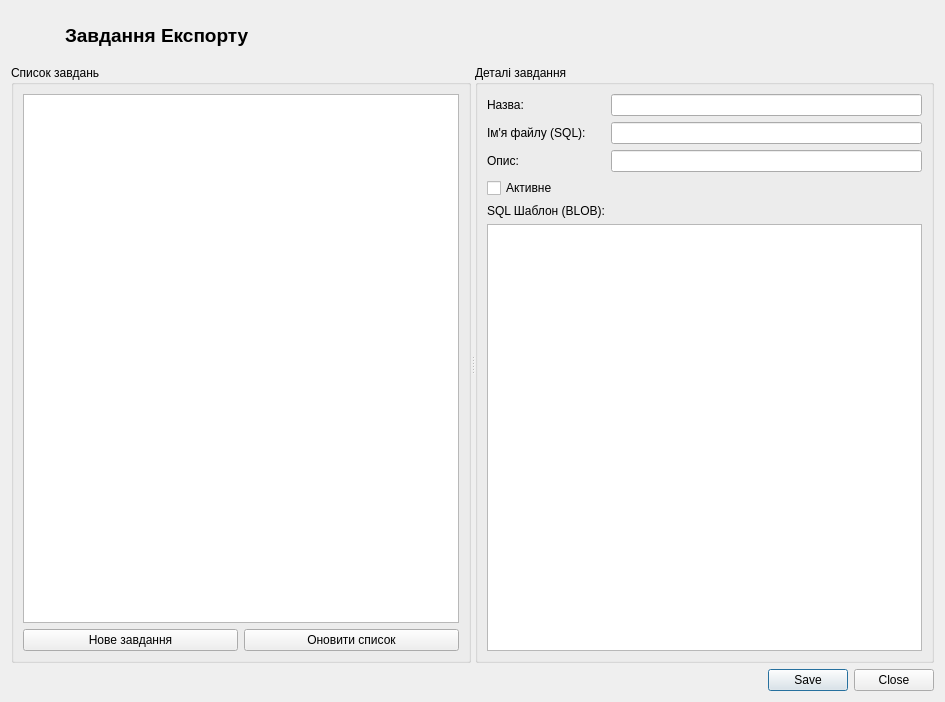
Above: Gandalf/Settings/exporttasksdialog.ui from rust3128/WhiteTower before the change. Below: the same form after it.
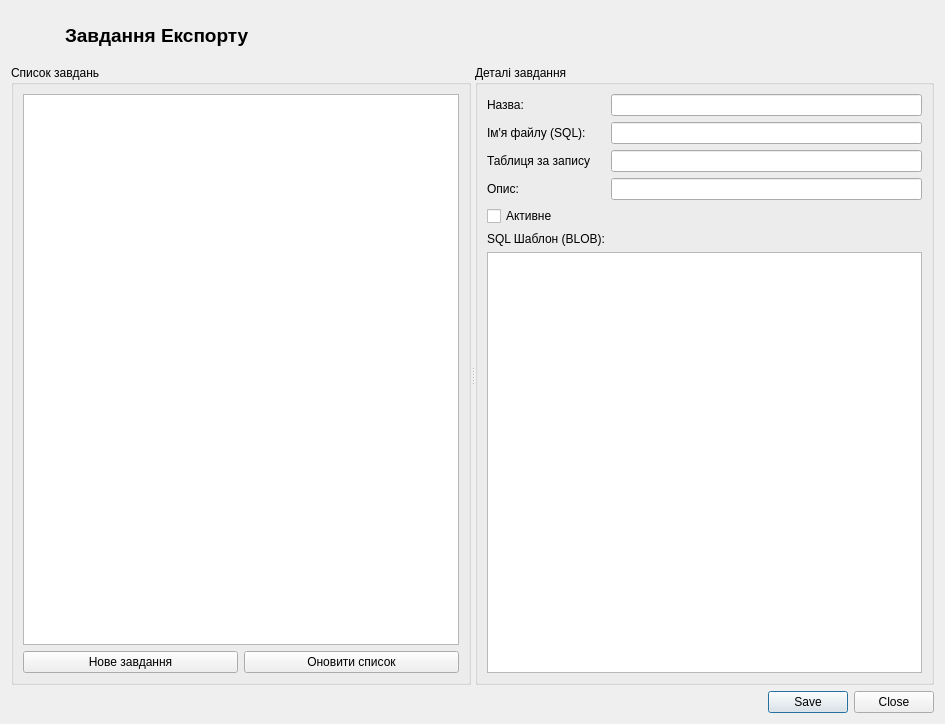
That is the form after the change. Icons and pictures are not drawn.

```diff
--- a/Gandalf/Settings/exporttasksdialog.ui
+++ b/Gandalf/Settings/exporttasksdialog.ui
@@ -7,7 +7,7 @@
     <x>0</x>
     <y>0</y>
     <width>945</width>
-    <height>702</height>
+    <height>724</height>
    </rect>
   </property>
   <property name="windowTitle">
@@ -93,16 +93,16 @@
        <string>Деталі завдання</string>
       </property>
       <layout class="QGridLayout" name="gridLayout_3">
-       <item row="0" column="0">
-        <widget class="QLabel" name="label_2">
+       <item row="3" column="1">
+        <widget class="QLineEdit" name="lineEditDescription"/>
+       </item>
+       <item row="4" column="0" colspan="2">
+        <widget class="QCheckBox" name="checkBoxIsActive">
          <property name="text">
-          <string>Назва:</string>
+          <string>Активне</string>
          </property>
         </widget>
        </item>
-       <item row="0" column="1">
-        <widget class="QLineEdit" name="lineEditTaskName"/>
-       </item>
        <item row="1" column="0">
         <widget class="QLabel" name="label_3">
          <property name="text">
@@ -110,35 +110,45 @@
          </property>
         </widget>
        </item>
-       <item row="1" column="1">
-        <widget class="QLineEdit" name="lineEditQueryFilename"/>
+       <item row="6" column="0" colspan="2">
+        <widget class="QPlainTextEdit" name="plainTextEditSQL"/>
        </item>
-       <item row="2" column="0">
+       <item row="3" column="0">
         <widget class="QLabel" name="label_4">
          <property name="text">
           <string>Опис:</string>
          </property>
         </widget>
        </item>
-       <item row="2" column="1">
-        <widget class="QLineEdit" name="lineEditDescription"/>
-       </item>
-       <item row="3" column="0" colspan="2">
-        <widget class="QCheckBox" name="checkBoxIsActive">
+       <item row="0" column="0">
+        <widget class="QLabel" name="label_2">
          <property name="text">
-          <string>Активне</string>
+          <string>Назва:</string>
          </property>
         </widget>
        </item>
-       <item row="4" column="0">
+       <item row="5" column="0">
         <widget class="QLabel" name="label_5">
          <property name="text">
           <string>SQL Шаблон (BLOB):</string>
          </property>
         </widget>
        </item>
-       <item row="5" column="0" colspan="2">
-        <widget class="QPlainTextEdit" name="plainTextEditSQL"/>
+       <item row="0" column="1">
+        <widget class="QLineEdit" name="lineEditTaskName"/>
+       </item>
+       <item row="1" column="1">
+        <widget class="QLineEdit" name="lineEditQueryFilename"/>
+       </item>
+       <item row="2" column="1">
+        <widget class="QLineEdit" name="lineEditTargetTable"/>
+       </item>
+       <item row="2" column="0">
+        <widget class="QLabel" name="label_6">
+         <property name="text">
+          <string>Таблиця за запису</string>
+         </property>
+        </widget>
        </item>
       </layout>
      </widget>
```
